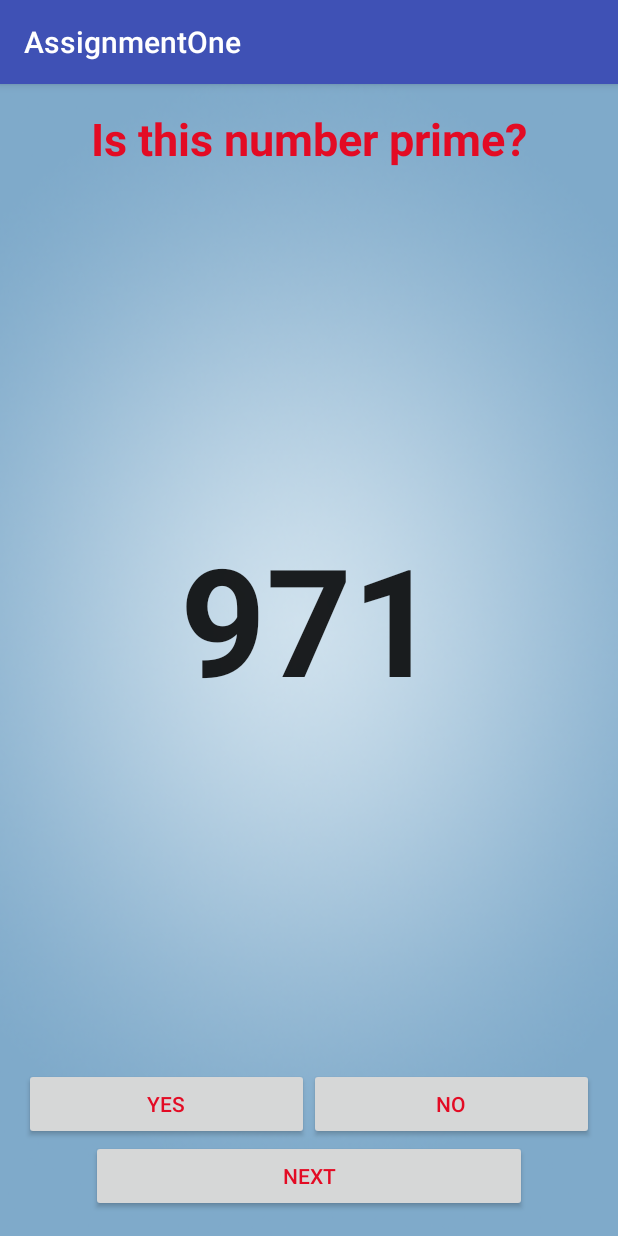
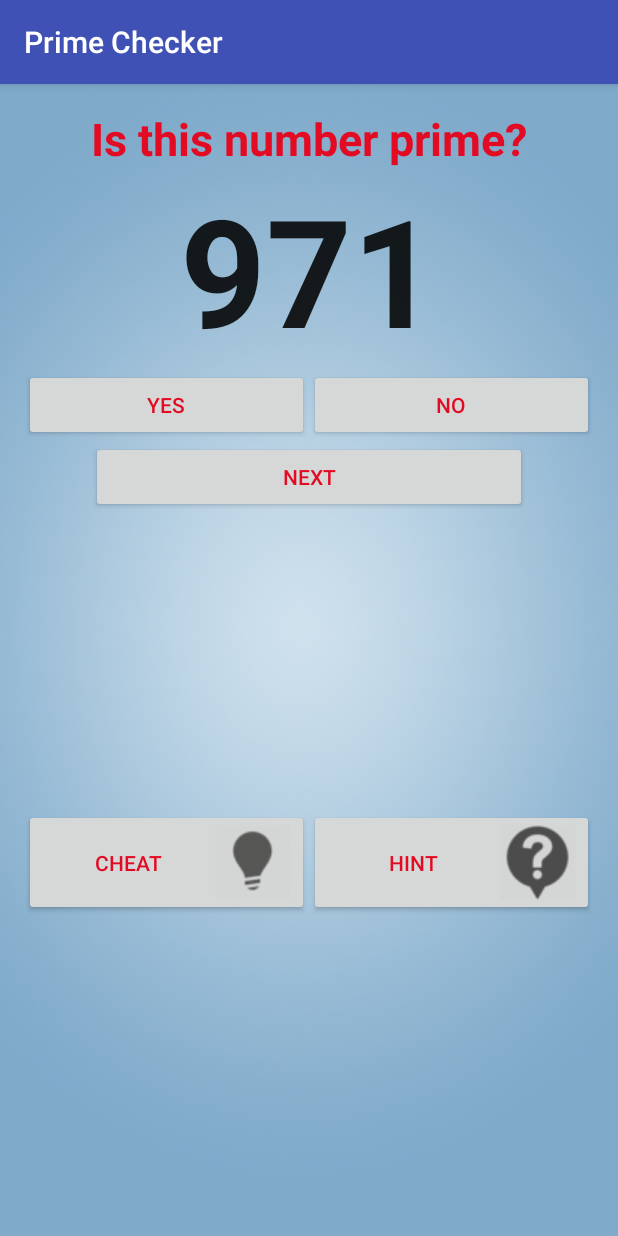
Before and after one commit to PrinceP/MCAssignmentOne, an Android app: the screen it shows after launch (QuizupActivity), on a phone screen of 412 x 824 dp. Run offline under Robolectric (Android 15) with nearby library versions, the phone set to English and light mode, and no system bars.

Commit message:
Added the required files for Assignment2

```diff
--- a/app/build.gradle
+++ b/app/build.gradle
@@ -22,5 +22,6 @@ android {
 dependencies {
     compile fileTree(dir: 'libs', include: ['*.jar'])
     testCompile 'junit:junit:4.12'
-    compile 'com.android.support:appcompat-v7:24.1.1'
+    compile 'com.android.support:appcompat-v7:24.2.0'
+    compile 'com.android.support:design:24.2.0'
 }
--- a/app/src/main/java/com/example/root/assignmentone/QuizupActivity.java
+++ b/app/src/main/java/com/example/root/assignmentone/QuizupActivity.java
@@ -1,5 +1,6 @@
 package com.example.root.assignmentone;
 
+import android.content.Intent;
 import android.os.Bundle;
 import android.support.v7.app.AppCompatActivity;
 import android.view.Gravity;
@@ -12,16 +13,21 @@ import java.util.Random;
 
 public class QuizupActivity extends AppCompatActivity {
 
+    @SuppressWarnings("FieldCanBeLocal")
+    private Button yesButton;
+    @SuppressWarnings("FieldCanBeLocal")
+    private Button noButton;
+    @SuppressWarnings("FieldCanBeLocal")
+    private Button nextButton;
+    @SuppressWarnings("FieldCanBeLocal")
+    private TextView randomNumber_TextView;
 
-    private Button yesButton;
-    private Button noButton;
-    private Button nextButton;
-    private TextView randomNumber_TextView;
+    private Button hintButton;
+    private Button cheatButton;
+
 
     private int randomNumber;
     private String displayNumber;
-
-    private RetainedFragment dataFragment;
 
     public void setupQuestion(){
         Random r = new Random();
@@ -54,6 +60,12 @@ public class QuizupActivity extends AppCompatActivity {
         yesButton = (Button)findViewById(R.id.yesButton);
         noButton = (Button)findViewById(R.id.noButton);
         nextButton = (Button)findViewById(R.id.nexButton);
+
+        hintButton = (Button) findViewById(R.id.hintButton);
+        cheatButton = (Button) findViewById(R.id.cheatButton);
+
+
+
 
 
         yesButton.setOnClickListener(new View.OnClickListener() {
@@ -99,6 +111,23 @@ public class QuizupActivity extends AppCompatActivity {
         });
 
 
+        hintButton.setOnClickListener(new View.OnClickListener() {
+            @Override
+            public void onClick(View view) {
+                Intent myIntent = new Intent(QuizupActivity.this, HintActivity.class);
+                myIntent.putExtra("RandomNumber",displayNumber);
+                QuizupActivity.this.startActivity(myIntent);
+            }
+        });
+
+        cheatButton.setOnClickListener(new View.OnClickListener() {
+            @Override
+            public void onClick(View view) {
+                Intent myIntent = new Intent(QuizupActivity.this, CheatActivity.class);
+                QuizupActivity.this.startActivity(myIntent);
+            }
+        });
+
     }
 
     @Override
--- a/app/src/main/res/layout-land/activity_quizup.xml
+++ b/app/src/main/res/layout-land/activity_quizup.xml
@@ -31,7 +31,7 @@
         android:layout_width="match_parent"
         android:layout_height="wrap_content"
         android:gravity="center_vertical|center"
-        android:layout_weight="1">
+        >
 
         <TextView
             android:id="@+id/TextView_randomNumber"
@@ -39,8 +39,9 @@
             android:layout_height="wrap_content"
             android:textColor="@color/abc_primary_text_material_light"
             android:textStyle="bold"
+            android:text="1000"
             android:gravity="center"
-            android:textSize="100sp" />
+            android:textSize="50sp" />
 
 
     </TableRow>
@@ -58,7 +59,8 @@
             android:layout_width="0dip"
             android:layout_height="wrap_content"
             android:layout_weight="1"
-            android:textColor="#e30b24" />
+            android:textColor="#e30b24"
+            />
 
         <Button
             android:id="@+id/noButton"
@@ -83,4 +85,30 @@
             android:textColor="#e30b24" />
 
     </TableRow>
+    <TableRow
+        android:layout_width="wrap_content"
+        android:layout_height="wrap_content"
+        android:gravity="center"
+        android:layout_weight="1">
+
+        <ImageButton
+            android:layout_width="0dip"
+            android:layout_height="wrap_content"
+            android:id="@+id/hintButton"
+            android:src="@drawable/bulb"
+            android:layout_weight="1"
+            />
+        <ImageButton
+            android:layout_width="0dip"
+            android:layout_height="wrap_content"
+            android:id="@+id/cheatButton"
+            android:src="@drawable/hint"
+            android:layout_weight="1"
+            />
+
+    </TableRow>
+
+
+
+
 </TableLayout>
--- a/app/src/main/res/layout/activity_quizup.xml
+++ b/app/src/main/res/layout/activity_quizup.xml
@@ -31,7 +31,7 @@
         android:layout_width="match_parent"
         android:layout_height="wrap_content"
         android:gravity="center_vertical|center"
-        android:layout_weight="1">
+        >
 
         <TextView
             android:id="@+id/TextView_randomNumber"
@@ -39,6 +39,7 @@
             android:layout_height="wrap_content"
             android:textColor="@color/abc_primary_text_material_light"
             android:textStyle="bold"
+            android:text="1000"
             android:gravity="center"
             android:textSize="100sp" />
 
@@ -58,7 +59,8 @@
             android:layout_width="0dip"
             android:layout_height="wrap_content"
             android:layout_weight="1"
-            android:textColor="#e30b24" />
+            android:textColor="#e30b24"
+            />
 
         <Button
             android:id="@+id/noButton"
@@ -83,4 +85,34 @@
         android:textColor="#e30b24" />
 
     </TableRow>
+    <TableRow
+        android:layout_width="wrap_content"
+        android:layout_height="wrap_content"
+        android:gravity="center"
+        android:layout_weight="1">
+
+        <Button
+            android:layout_width="0dip"
+            android:layout_height="wrap_content"
+            android:id="@+id/cheatButton"
+            android:drawableRight="@drawable/bulb"
+            android:layout_weight="1"
+            android:text="@string/cheatbutton"
+            android:textColor="#e30b24"
+            />
+        <Button
+            android:layout_width="0dip"
+            android:layout_height="wrap_content"
+            android:id="@+id/hintButton"
+            android:src="@drawable/hint"
+            android:layout_weight="1"
+            android:drawableRight="@drawable/hint"
+            android:text="@string/hintbutton"
+            android:textColor="#e30b24"/>
+
+    </TableRow>
+
+
+
+
 </TableLayout>
--- /dev/null
+++ b/app/src/main/res/values-v21/styles.xml
@@ -0,0 +1,9 @@
+<resources>
+
+    <style name="AppTheme.NoActionBar">
+        <item name="windowActionBar">false</item>
+        <item name="windowNoTitle">true</item>
+        <item name="android:windowDrawsSystemBarBackgrounds">true</item>
+        <item name="android:statusBarColor">@android:color/transparent</item>
+    </style>
+</resources>
--- a/app/src/main/res/values/dimens.xml
+++ b/app/src/main/res/values/dimens.xml
@@ -2,4 +2,5 @@
     <!-- Default screen margins, per the Android Design guidelines. -->
     <dimen name="activity_horizontal_margin">16dp</dimen>
     <dimen name="activity_vertical_margin">16dp</dimen>
+    <dimen name="fab_margin">16dp</dimen>
 </resources>
--- a/app/src/main/res/values/strings.xml
+++ b/app/src/main/res/values/strings.xml
@@ -1,11 +1,16 @@
 <resources>
-    <string name="app_name">AssignmentOne</string>
+    <string name="app_name">Prime Checker</string>
     <string name="message_1">Is this number prime?</string>
     <string name="yesbutton">Yes</string>
     <string name="nobutton">No</string>
     <string name="nextbutton">Next</string>
     <string name="Correct_Toast">You are right!</string>
     <string name="Incorrect_Toast">Wrong</string>
+    <string name="title_activity_hint">Your Hint!</string>
+    <string name="title_activity_cheat">Your Answer!</string>
+    <string name="hintbutton">Hint</string>
+    <string name="cheatbutton">Cheat</string>
+
 
 
 </resources>
--- a/app/src/main/res/values/styles.xml
+++ b/app/src/main/res/values/styles.xml
@@ -8,4 +8,13 @@
         <item name="colorAccent">@color/colorAccent</item>
     </style>
 
+    <style name="AppTheme.NoActionBar">
+        <item name="windowActionBar">false</item>
+        <item name="windowNoTitle">true</item>
+    </style>
+
+    <style name="AppTheme.AppBarOverlay" parent="ThemeOverlay.AppCompat.Dark.ActionBar" />
+
+    <style name="AppTheme.PopupOverlay" parent="ThemeOverlay.AppCompat.Light" />
+
 </resources>
```
Also changed, not shown: app/src/main/AndroidManifest.xml (+23 -2 lines), app/src/main/java/com/example/root/assignmentone/CheatActivity.java (added, +23 -0 lines), app/src/main/java/com/example/root/assignmentone/HintActivity.java (added, +47 -0 lines), app/src/main/java/com/example/root/assignmentone/RetainedFragment.java (deleted, +0 -32 lines), app/src/main/res/layout/activity_cheat.xml (added, +27 -0 lines), app/src/main/res/layout/activity_hint.xml (added, +27 -0 lines), app/src/main/res/layout/content_cheat.xml (added, +15 -0 lines), app/src/main/res/layout/content_hint.xml (added, +24 -0 lines), app/src/main/res/drawable/bulb.png (added), app/src/main/res/drawable/hint.png (added).
